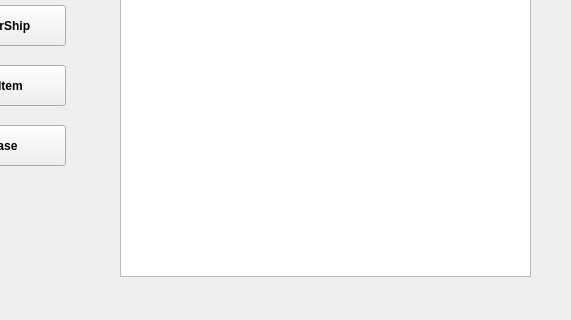
Before: the Qt Designer form adminpage.ui in Ling2251/CS1C-Bulk-Club-Project, drawn with Qt 5; both pictures show x 135 to 706 and y 165 to 485 of the 706 by 485 pixel window.
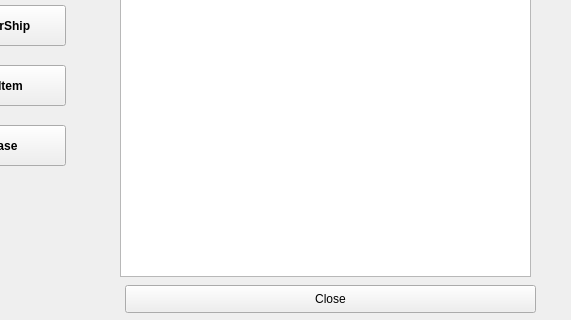
After: the same form once the commit is applied.

Commit message: add close button

Diff of the .ui file:
```diff
--- a/adminpage.ui
+++ b/adminpage.ui
@@ -167,6 +167,19 @@
     <string>View Items</string>
    </property>
   </widget>
+  <widget class="QPushButton" name="pushButton">
+   <property name="geometry">
+    <rect>
+     <x>260</x>
+     <y>450</y>
+     <width>411</width>
+     <height>28</height>
+    </rect>
+   </property>
+   <property name="text">
+    <string>Close</string>
+   </property>
+  </widget>
  </widget>
  <resources/>
  <connections/>
```
Left out of the diff: 19 changed lines with no effect on the pictures. The commit also changes 1 other file.
